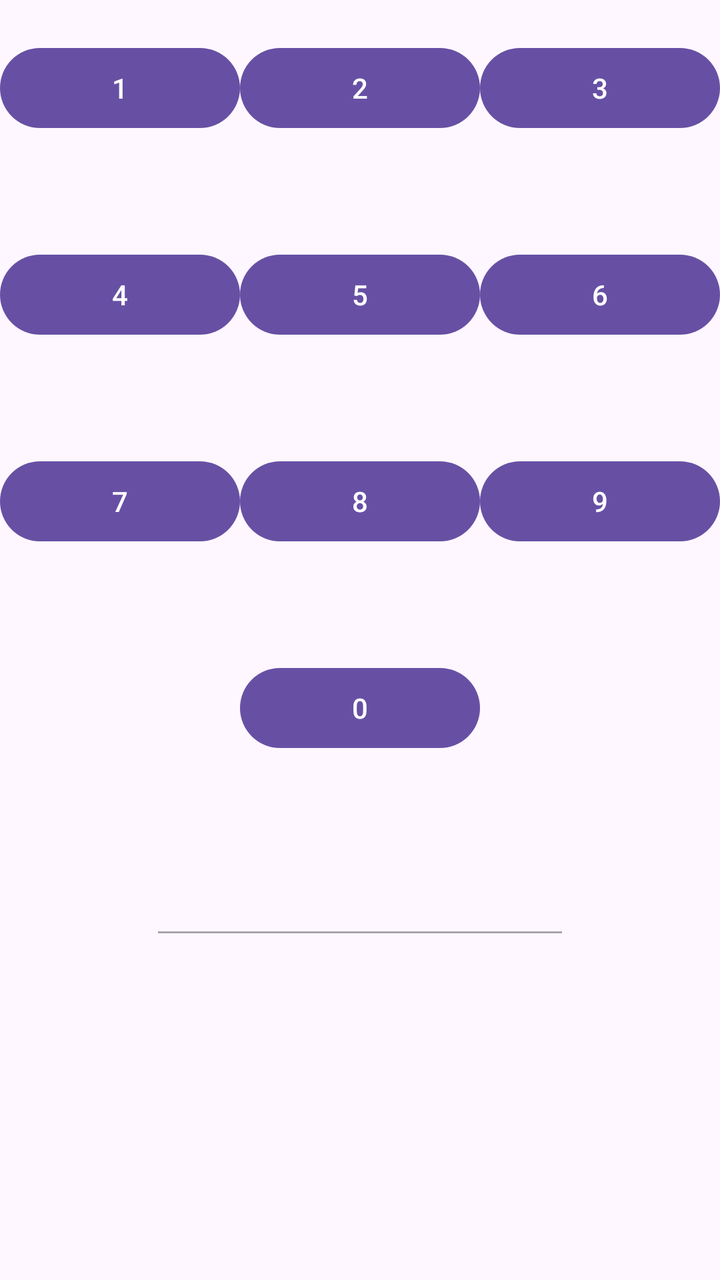
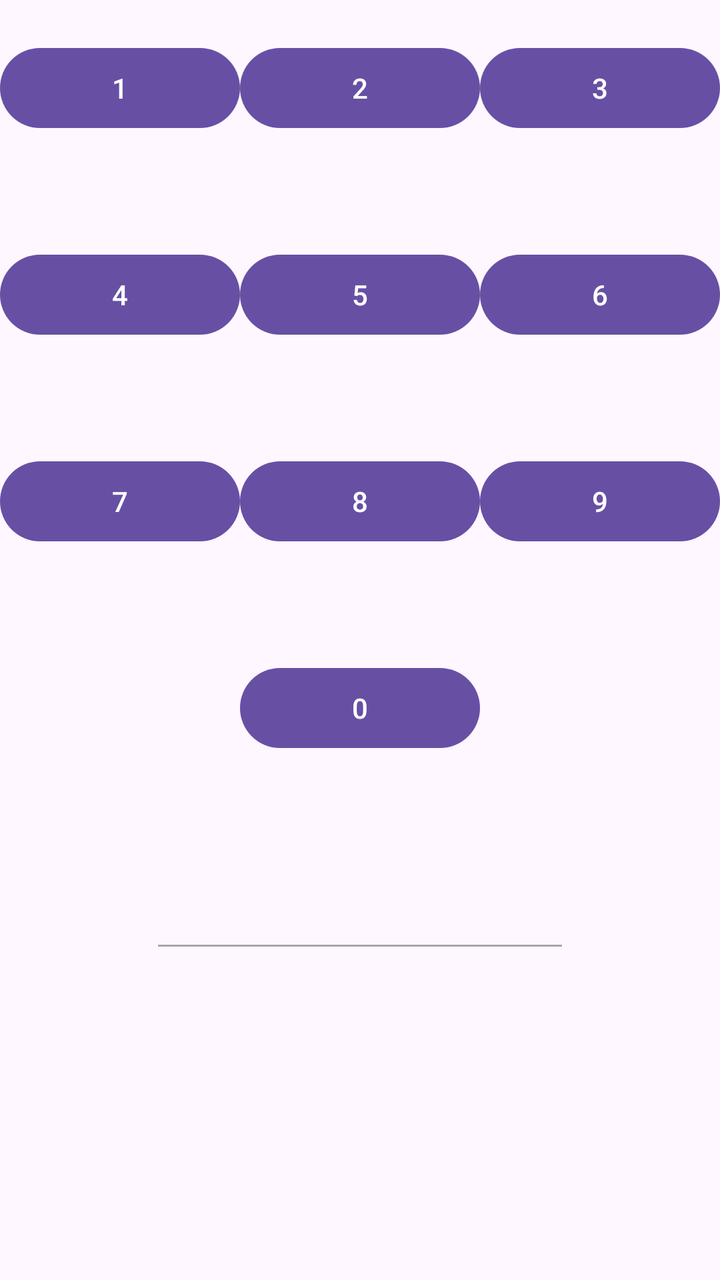

Before-and-after screenshots of an Android layout around one commit, followed by the original layout XML and the change that was made.
<!-- AndroidManifest.xml: application theme Theme.Annexe4b -->
<!-- res/layout/activity_main.xml -->
<?xml version="1.0" encoding="utf-8"?>
<LinearLayout xmlns:android="http://schemas.android.com/apk/res/android"
    xmlns:app="http://schemas.android.com/apk/res-auto"
    xmlns:tools="http://schemas.android.com/tools"
    android:id="@+id/main"
    android:layout_width="match_parent"
    android:layout_height="match_parent"
    android:orientation="vertical"
    tools:context=".MainActivity">

    <LinearLayout
        android:layout_width="match_parent"
        android:layout_height="0dp"
        android:layout_marginTop="20dp"
        android:layout_weight="0.5"
        android:orientation="horizontal">

        <Button
            android:id="@+id/btn1"
            android:layout_width="wrap_content"
            android:layout_height="wrap_content"
            android:layout_weight="1"
            android:text="1" />

        <Button
            android:id="@+id/btn2"
            android:layout_width="wrap_content"
            android:layout_height="wrap_content"
            android:layout_weight="1"
            android:text="2" />

        <Button
            android:id="@+id/btn3"
            android:layout_width="wrap_content"
            android:layout_height="wrap_content"
            android:layout_weight="1"
            android:text="3" />
    </LinearLayout>

    <LinearLayout
        android:layout_width="match_parent"
        android:layout_height="0dp"
        android:layout_weight="0.5"
        android:orientation="horizontal">

        <Button
            android:id="@+id/btn4"
            android:layout_width="wrap_content"
            android:layout_height="wrap_content"
            android:layout_weight="1"
            android:text="4" />

        <Button
            android:id="@+id/btn5"
            android:layout_width="wrap_content"
            android:layout_height="wrap_content"
            android:layout_weight="1"
            android:text="5" />

        <Button
            android:id="@+id/btn6"
            android:layout_width="wrap_content"
            android:layout_height="wrap_content"
            android:layout_weight="1"
            android:text="6" />
    </LinearLayout>

    <LinearLayout
        android:layout_width="match_parent"
        android:layout_height="0dp"
        android:layout_weight="0.5"
        android:orientation="horizontal">

        <Button
            android:id="@+id/btn7"
            android:layout_width="wrap_content"
            android:layout_height="wrap_content"
            android:layout_weight="1"
            android:text="7" />

        <Button
            android:id="@+id/btn8"
            android:layout_width="wrap_content"
            android:layout_height="wrap_content"
            android:layout_weight="1"
            android:text="8" />

        <Button
            android:id="@+id/btn9"
            android:layout_width="wrap_content"
            android:layout_height="wrap_content"
            android:layout_weight="1"
            android:text="9" />
    </LinearLayout>

    <LinearLayout
        android:layout_width="match_parent"
        android:layout_height="0dp"
        android:layout_weight="0.5"
        android:gravity="center|top"
        android:orientation="horizontal">

        <Space
            android:layout_width="0dp"
            android:layout_height="wrap_content"
            android:layout_weight="1" />

        <Button
            android:id="@+id/btn0"
            android:layout_width="0dp"
            android:layout_height="wrap_content"
            android:layout_weight="1"
            android:text="0" />

        <Space
            android:layout_width="0dp"
            android:layout_height="wrap_content"
            android:layout_weight="1" />
    </LinearLayout>

    <LinearLayout
        android:layout_width="match_parent"
        android:layout_height="0dp"
        android:layout_weight="1"
        android:gravity="center_horizontal"
        android:orientation="horizontal">

        <EditText
            android:id="@+id/txtPassword"
            android:layout_width="wrap_content"
            android:layout_height="wrap_content"
            android:ems="10"
            android:enabled="false"
            android:inputType="numberPassword" />
    </LinearLayout>

</LinearLayout>
<!-- resources referenced by this layout -->
<resources>
  <style name="Theme.Annexe4b" parent="Base.Theme.Annexe4b" />
  <style name="Base.Theme.Annexe4b" parent="Theme.Material3.DayNight.NoActionBar">
          
          
      </style>
</resources>

<!-- the commit's change to res/layout/activity_main.xml (unified diff, before → after) -->
@@ -131,7 +131,8 @@
             android:layout_height="wrap_content"
             android:ems="10"
             android:enabled="false"
-            android:inputType="numberPassword" />
+            android:inputType="numberPassword"
+            android:minHeight="48dp" />
     </LinearLayout>
 
 </LinearLayout>
